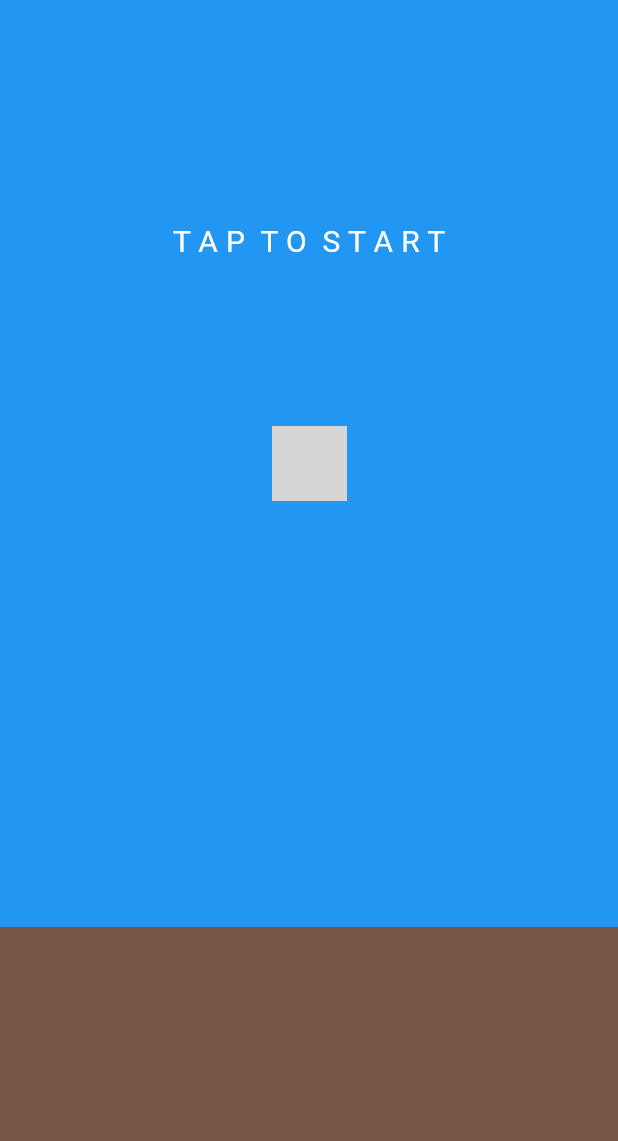
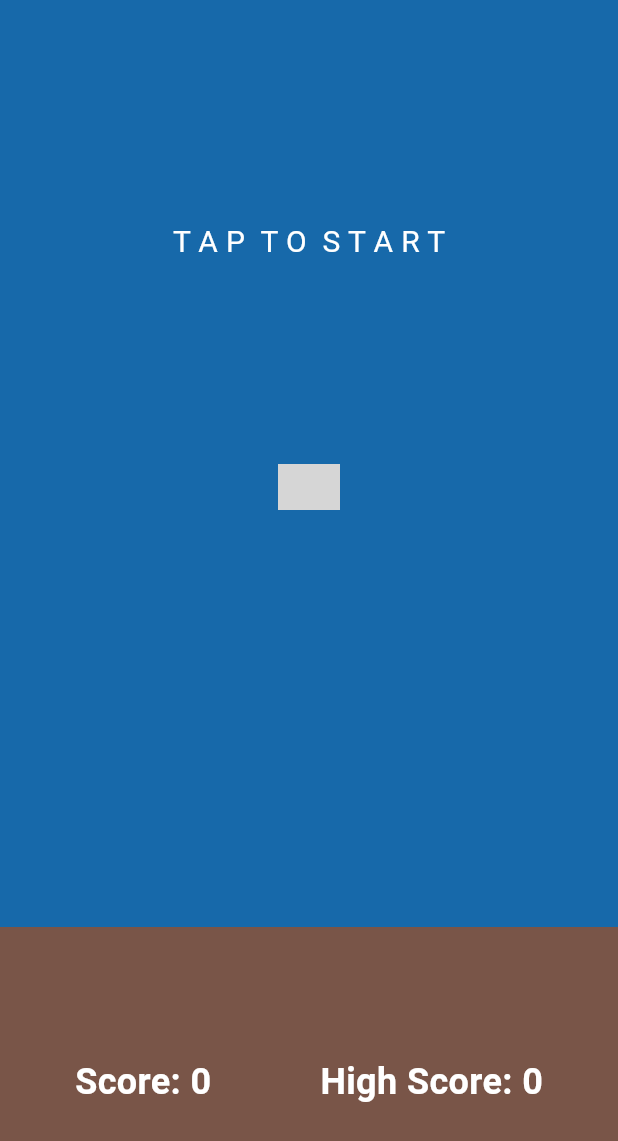
Before and after one commit to Dabeztt/crappy_bird, a Flutter app: the screen it shows after launch, on a phone screen of 412 x 824 dp. Shown: the top 1141 px of the screen. Run offline on Flutter 3.47's test engine with Material 3 defaults, Android fonts, the phone set to English and light mode, and no system bars; grey boxes are pictures that could not be loaded.

Commit message:
Add barrier and gameplay

```diff
--- /dev/null
+++ b/lib/barrier.dart
@@ -0,0 +1,30 @@
+import 'package:flutter/material.dart';
+
+class MyBarrier extends StatelessWidget {
+  final barrierHeight;
+  final barrierWidth;
+  final barrierX;
+  final bool isThisBottomBarrier;
+
+  MyBarrier({
+    this.barrierHeight,
+    this.barrierWidth,
+    this.barrierX,
+    required this.isThisBottomBarrier,
+  });
+
+  @override
+  Widget build(BuildContext context) {
+    return Container(
+      alignment: Alignment(
+        (2 * barrierX + barrierWidth) / (2 - barrierWidth),
+        isThisBottomBarrier ? 1 : -1,
+      ),
+      child: Container(
+        color: Colors.green,
+        width: MediaQuery.of(context).size.width * barrierWidth / 2,
+        height: MediaQuery.of(context).size.height * 3 / 4 * barrierHeight / 2,
+      ),
+    );
+  }
+}
--- a/lib/bird.dart
+++ b/lib/bird.dart
@@ -2,15 +2,21 @@ import 'package:flutter/material.dart';
 
 class MyBird extends StatelessWidget {
   final birdY;
+  final double birdWidth;
+  final double birdHeight;
 
-  MyBird({this.birdY});
+  MyBird({this.birdY, required this.birdWidth, required this.birdHeight});
 
   @override
   Widget build(BuildContext context) {
     return Container(
-      alignment: Alignment(0, birdY),
-
-      child: Image.asset('lib/images/bird.png', width: 50),
+      alignment: Alignment(0, (2 * birdY + birdHeight) / (2 - birdHeight)),
+      child: Image.asset(
+        'lib/images/bird.png',
+        width: MediaQuery.of(context).size.width * birdWidth / 2,
+        height: MediaQuery.of(context).size.height * 3 / 4 * birdHeight / 2,
+        fit: BoxFit.fill,
+      ),
     );
   }
 }
--- /dev/null
+++ b/lib/cover_screen.dart
@@ -0,0 +1,14 @@
+import 'package:flutter/material.dart';
+
+class MyCoverScreen extends StatelessWidget {
+  final bool gameHasStarted;
+
+  const MyCoverScreen({super.key, required this.gameHasStarted});
+
+  @override
+  Widget build(BuildContext context) {
+    return gameHasStarted
+        ? const SizedBox.shrink()
+        : Container(color: Colors.black.withOpacity(0.3));
+  }
+}
--- a/lib/home_page.dart
+++ b/lib/home_page.dart
@@ -1,5 +1,7 @@
 import 'dart:async';
+import 'package:crappy_bird/barrier.dart';
 import 'package:crappy_bird/bird.dart';
+import 'package:crappy_bird/cover_screen.dart';
 import 'package:flutter/material.dart';
 
 class HomePage extends StatefulWidget {
@@ -16,12 +18,24 @@ class _HomePageState extends State<HomePage> {
   double time = 0;
   double gravity = -4.9; //sức nặng trọng lực
   double velocity = 3.5; //sức mạnh cú nhảy
+  double birdWidth = 0.2;
+  double birdHeight = 0.1;
 
   bool gameHasStarted = false;
 
+  int score = 0;
+  int highScore = 0;
+
+  static List<double> barrierX = [2, 2 + 1.5];
+  static double barrierWidth = 0.5;
+  List<List<double>> barrierHeight = [
+    [0.6, 0.4],
+    [0.4, 0.6],
+  ];
+
   void startGame() {
     gameHasStarted = true;
-    Timer.periodic(Duration(milliseconds: 50), (timer) {
+    Timer.periodic(Duration(milliseconds: 10), (timer) {
       height = gravity * time * time + velocity * time;
       setState(() {
         birdY = initialPos - height;
@@ -32,8 +46,29 @@ class _HomePageState extends State<HomePage> {
         _showDialog();
       }
 
+      moveMap();
+
       time += 0.01;
     });
+  }
+
+  void moveMap() {
+    for (int i = 0; i < barrierX.length; i++) {
+      setState(() {
+        barrierX[i] -= 0.005;
+      });
+
+      if (barrierX[i] < -1.5) {
+        barrierX[i] += 3;
+      }
+
+      if (barrierX[i] < 0 && barrierX[i] + 0.005 >= 0) {
+        score++;
+        if (score > highScore) {
+          highScore = score;
+        }
+      }
+    }
   }
 
   void jump() {
@@ -47,6 +82,16 @@ class _HomePageState extends State<HomePage> {
     if (birdY < -1 || birdY > 1) {
       return true;
     }
+
+    for (int i = 0; i < barrierX.length; i++) {
+      if (barrierX[i] <= birdWidth &&
+          barrierX[i] + barrierWidth >= -birdWidth &&
+          (birdY <= -1 + barrierHeight[i][0] ||
+              birdY + birdHeight >= 1 - barrierHeight[i][1])) {
+        return true;
+      }
+    }
+
     return false;
   }
 
@@ -57,6 +102,9 @@ class _HomePageState extends State<HomePage> {
       gameHasStarted = false;
       time = 0;
       initialPos = birdY;
+      height = 0;
+      barrierX = [2, 3.5];
+      score = 0;
     });
   }
 
@@ -108,7 +156,42 @@ class _HomePageState extends State<HomePage> {
                 child: Center(
                   child: Stack(
                     children: [
-                      MyBird(birdY: birdY),
+                      MyBird(
+                        birdY: birdY,
+                        birdWidth: birdWidth,
+                        birdHeight: birdHeight,
+                      ),
+
+                      MyCoverScreen(gameHasStarted: gameHasStarted),
+
+                      MyBarrier(
+                        barrierX: barrierX[0],
+                        barrierWidth: barrierWidth,
+                        barrierHeight: barrierHeight[0][0],
+                        isThisBottomBarrier: false,
+                      ),
+
+                      MyBarrier(
+                        barrierX: barrierX[0],
+                        barrierWidth: barrierWidth,
+                        barrierHeight: barrierHeight[0][1],
+                        isThisBottomBarrier: true,
+                      ),
+
+                      MyBarrier(
+                        barrierX: barrierX[1],
+                        barrierWidth: barrierWidth,
+                        barrierHeight: barrierHeight[1][0],
+                        isThisBottomBarrier: false,
+                      ),
+
+                      MyBarrier(
+                        barrierX: barrierX[1],
+                        barrierWidth: barrierWidth,
+                        barrierHeight: barrierHeight[1][1],
+                        isThisBottomBarrier: true,
+                      ),
+
                       Container(
                         alignment: Alignment(0, -0.5),
                         child: Text(
@@ -121,7 +204,34 @@ class _HomePageState extends State<HomePage> {
                 ),
               ),
             ),
-            Expanded(child: Container(color: Colors.brown)),
+            Expanded(
+              child: Container(
+                width: double.infinity,
+                color: Colors.brown,
+                padding: EdgeInsets.symmetric(horizontal: 50),
+                child: Row(
+                  mainAxisAlignment: MainAxisAlignment.spaceBetween,
+                  children: [
+                    Text(
+                      'Score: $score',
+                      style: TextStyle(
+                        color: Colors.white,
+                        fontSize: 24,
+                        fontWeight: FontWeight.bold,
+                      ),
+                    ),
+                    Text(
+                      'High Score: $highScore',
+                      style: TextStyle(
+                        color: Colors.white,
+                        fontSize: 24,
+                        fontWeight: FontWeight.bold,
+                      ),
+                    ),
+                  ],
+                ),
+              ),
+            ),
           ],
         ),
       ),
```
